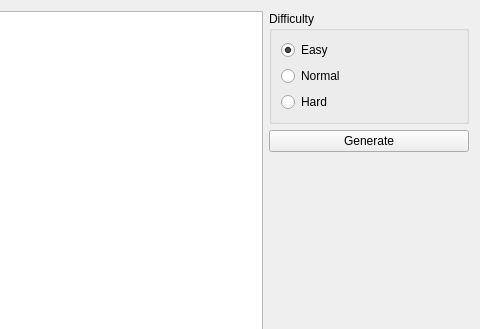
Old version of the form SudokuApplication/Sudoku.ui in the repository JoBo33/Sudoku; both pictures show x 252 to 732 and y 0 to 329 of the 732 by 450 pixel window.
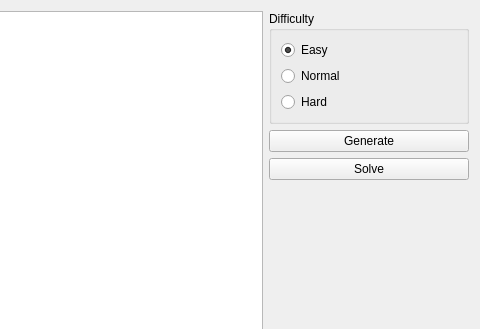
New version of the form.

Patch:
```diff
--- a/SudokuApplication/Sudoku.ui
+++ b/SudokuApplication/Sudoku.ui
@@ -105,6 +105,16 @@
        </property>
       </widget>
      </item>
+     <item>
+      <widget class="QPushButton" name="pushButtonSolve">
+       <property name="enabled">
+        <bool>true</bool>
+       </property>
+       <property name="text">
+        <string>Solve</string>
+       </property>
+      </widget>
+     </item>
      <item>
       <spacer name="verticalSpacer">
        <property name="orientation">
```
Left out of the diff: 9 changed lines with no effect on the pictures.
